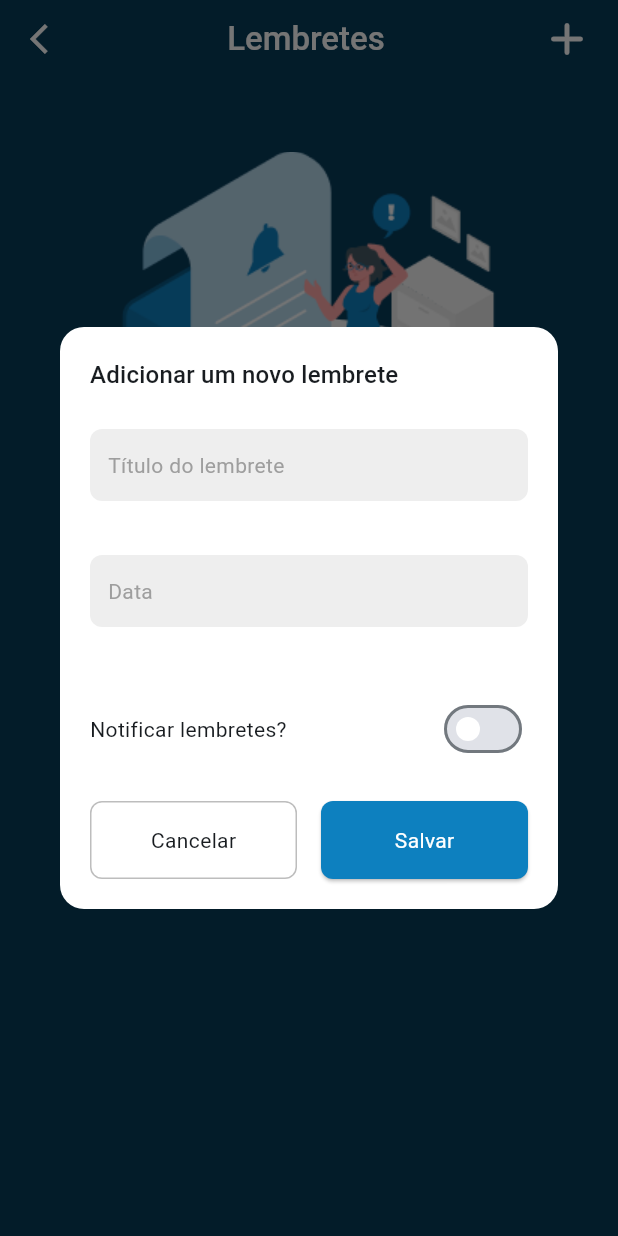
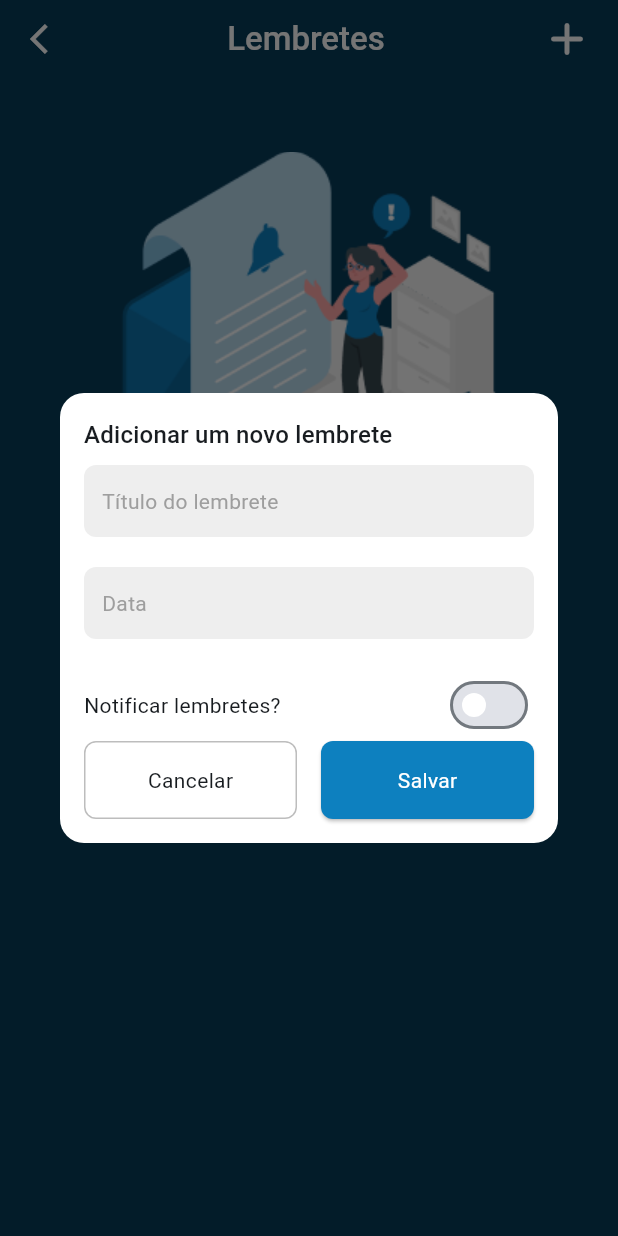
Before and after one commit to diogomachad0/auto_care_plus_app, a Flutter app: the LembreteScreen screen opened by its route, after a tap on the "add" icon, on a phone screen of 412 x 824 dp. Run offline on Flutter 3.47's test engine with Material 3 defaults, Android fonts, the phone set to English and light mode, and no system bars; drawn by our look-alikes of oktoast; our stand-ins replace firebase_auth, firebase_core, fl_chart, flutter_map, flutter_mobx, flutter_modular and 7 more; missing offline and left inert: pkg_flutter_utils; accounts and stored records are empty; generated files the repository leaves out were written again; Roboto replaces fonts that are missing (Cabin).

Commit message:
fix: ajustes no widget add

```diff
--- a/lib/app/modules/lembrete/submodules/adicionar_lembrete/adicionar_lembrete_widget.dart
+++ b/lib/app/modules/lembrete/submodules/adicionar_lembrete/adicionar_lembrete_widget.dart
@@ -1,23 +1,22 @@
+import 'package:auto_care_plus_app/app/modules/lembrete/lembrete_controller.dart';
 import 'package:auto_care_plus_app/app/shared/mixin/theme_mixin.dart';
 import 'package:auto_care_plus_app/app/shared/widgets/text_field_custom/text_field_custom.dart';
 import 'package:flutter/material.dart';
 import 'package:flutter_modular/flutter_modular.dart';
 
 class AdicionarLembreteWidget extends StatefulWidget {
-  final Function(String titulo, String data, bool notificar)? onSave;
-
-  const AdicionarLembreteWidget({super.key, this.onSave});
+  const AdicionarLembreteWidget({super.key});
 
   @override
-  State<AdicionarLembreteWidget> createState() =>
-      _AdicionarLembreteWidgetState();
+  State<AdicionarLembreteWidget> createState() => _AdicionarLembreteWidgetState();
 }
 
-class _AdicionarLembreteWidgetState extends State<AdicionarLembreteWidget>
-    with ThemeMixin {
+class _AdicionarLembreteWidgetState extends State<AdicionarLembreteWidget> with ThemeMixin {
   final TextEditingController _tituloController = TextEditingController();
   final TextEditingController _dataController = TextEditingController();
   bool _notificar = false;
+
+  final controller = Modular.get<LembreteController>();
 
   @override
   void dispose() {
@@ -35,7 +34,7 @@ class _AdicionarLembreteWidgetState extends State<AdicionarLembreteWidget>
       elevation: 0,
       backgroundColor: Colors.white,
       child: Padding(
-        padding: const EdgeInsets.all(20.0),
+        padding: const EdgeInsets.all(16),
         child: Column(
           mainAxisSize: MainAxisSize.min,
           crossAxisAlignment: CrossAxisAlignment.start,
@@ -44,20 +43,17 @@ class _AdicionarLembreteWidgetState extends State<AdicionarLembreteWidget>
               'Adicionar um novo lembrete',
               style: textTheme.titleMedium,
             ),
-            const SizedBox(height: 24),
+            const SizedBox(height: 8),
             TextFieldCustom(
               label: 'Título do lembrete',
               controller: _tituloController,
             ),
-            const SizedBox(height: 16),
             TextFieldCustom(
               label: 'Data',
               controller: _dataController,
               onTap: () => _selectDate(context),
             ),
-            const SizedBox(height: 24),
             _buildNotificationToggle(),
-            const SizedBox(height: 24),
             _buildButtons(),
           ],
         ),
@@ -94,7 +90,7 @@ class _AdicionarLembreteWidgetState extends State<AdicionarLembreteWidget>
         Expanded(
           child: OutlinedButton(
             onPressed: () {
-              Navigator.of(context).pop();
+              Modular.to.pop();
             },
             style: OutlinedButton.styleFrom(
               side: BorderSide(color: Colors.grey[400]!),
@@ -112,14 +108,23 @@ class _AdicionarLembreteWidgetState extends State<AdicionarLembreteWidget>
         const SizedBox(width: 16),
         Expanded(
           child: ElevatedButton(
-            onPressed: () {
-              if (widget.onSave != null) {
-                widget.onSave!(
-                  _tituloController.text,
-                  _dataController.text,
-                  _notificar,
-                );
-              }
+            onPressed: () async {
+              if (_tituloController.text.isEmpty || _dataController.text.isEmpty) return;
+
+              final parts = _dataController.text.split('/');
+              final data = DateTime(
+                int.parse(parts[2]),
+                int.parse(parts[1]),
+                int.parse(parts[0]),
+              );
+
+              controller.updateLembrete(
+                _tituloController.text,
+                data,
+                _notificar,
+              );
+
+              await controller.save();
               Modular.to.pop();
             },
             style: ElevatedButton.styleFrom(
@@ -173,11 +178,7 @@ void showAdicionarLembreteDialog(BuildContext context) {
   showDialog(
     context: context,
     builder: (BuildContext context) {
-      return AdicionarLembreteWidget(
-        onSave: (titulo, data, notificar) {
-          print('Título: $titulo, Data: $data, Notificar: $notificar');
-        },
-      );
+      return const AdicionarLembreteWidget();
     },
   );
 }
```
